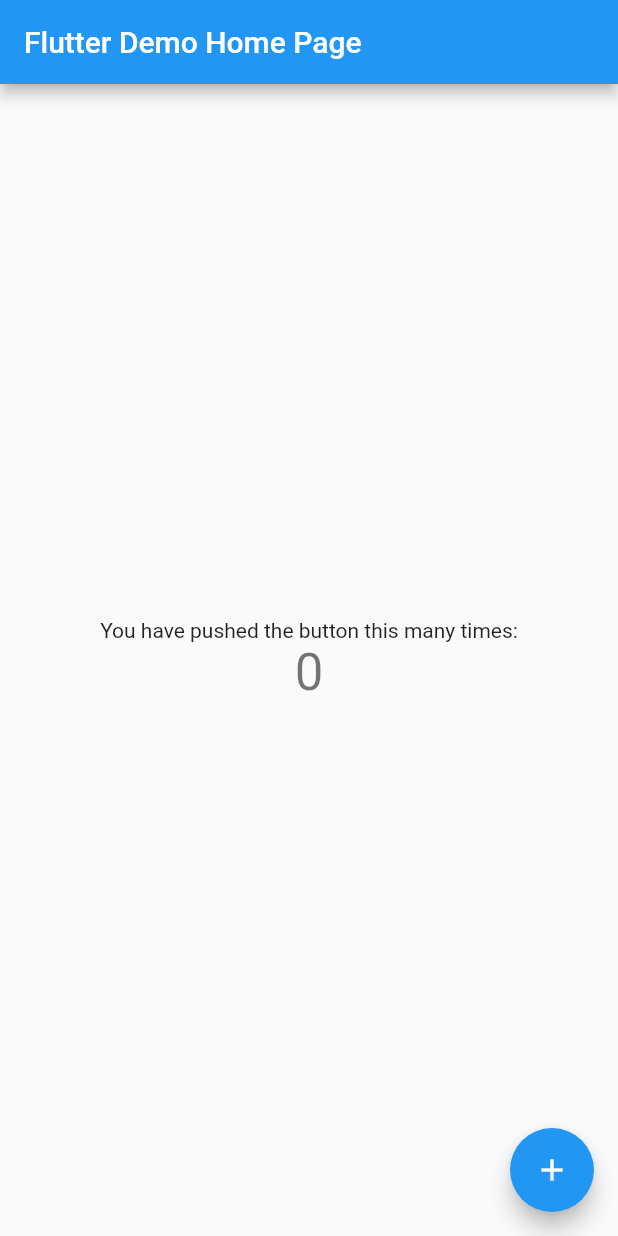
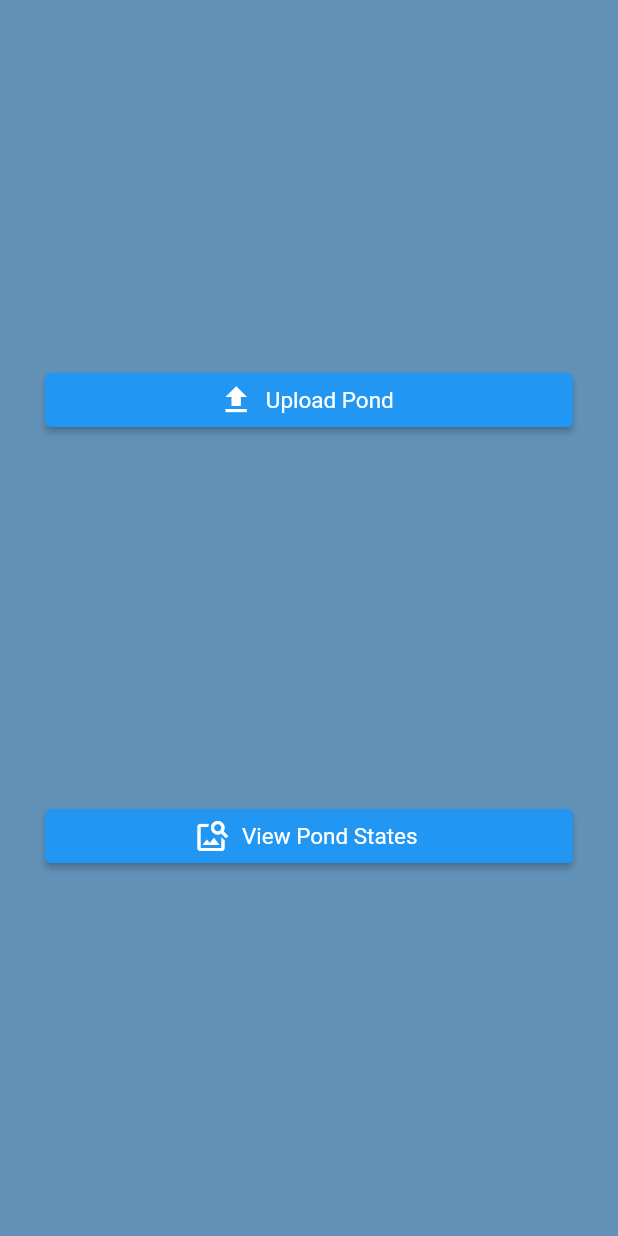
Before and after one commit to Skhendle/Projects, a Flutter app: the screen it shows after launch, on a phone screen of 412 x 824 dp. Run offline on Flutter 3.47's test engine with Material 2 defaults, Android fonts, the phone set to English and light mode, and no system bars; our stand-ins replace google_fonts.

Commit message:
completed views setup

```diff
--- /dev/null
+++ b/mms/frontend/pond/lib/home_page.dart
@@ -0,0 +1,69 @@
+import 'package:flutter/material.dart';
+import 'package:google_fonts/google_fonts.dart';
+import 'package:pond/upload_page.dart';
+import 'package:pond/view_ponds.dart';
+
+class HomePageWidget extends StatefulWidget {
+  const HomePageWidget({Key? key}) : super(key: key);
+
+  @override
+  _HomePageWidgetState createState() => _HomePageWidgetState();
+}
+
+class _HomePageWidgetState extends State<HomePageWidget> {
+  final scaffoldKey = GlobalKey<ScaffoldState>();
+
+  @override
+  Widget build(BuildContext context) {
+    return Scaffold(
+      key: scaffoldKey,
+      backgroundColor: const Color(0xCF3D77A8),
+      body: SafeArea(
+        child: GestureDetector(
+          onTap: () => FocusScope.of(context).unfocus(),
+          child: Column(
+            mainAxisSize: MainAxisSize.max,
+            mainAxisAlignment: MainAxisAlignment.spaceEvenly,
+            crossAxisAlignment: CrossAxisAlignment.stretch,
+            children: [
+              Padding(
+                  padding: const EdgeInsetsDirectional.fromSTEB(30, 0, 30, 0),
+                  child: ElevatedButton.icon(
+                    onPressed: () async {
+                      await Navigator.push(
+                        context,
+                        MaterialPageRoute(
+                          builder: (context) => UploadPageWidget(),
+                        ),
+                      );
+                    },
+                    icon: const Icon(Icons.upload),
+                    label: const Text('Upload Pond'),
+                    style: ElevatedButton.styleFrom(
+                      textStyle: const TextStyle(fontSize: 15),
+                    ),
+                  )),
+              Padding(
+                  padding: EdgeInsetsDirectional.fromSTEB(30, 0, 30, 0),
+                  child: ElevatedButton.icon(
+                    onPressed: () async {
+                      await Navigator.push(
+                        context,
+                        MaterialPageRoute(
+                          builder: (context) => ViewPondsWidget(),
+                        ),
+                      );
+                    },
+                    icon: const Icon(Icons.image_search),
+                    label: const Text('View Pond States'),
+                    style: ElevatedButton.styleFrom(
+                      textStyle: const TextStyle(fontSize: 15),
+                    ),
+                  )),
+            ],
+          ),
+        ),
+      ),
+    );
+  }
+}
--- a/mms/frontend/pond/lib/main.dart
+++ b/mms/frontend/pond/lib/main.dart
@@ -1,4 +1,6 @@
 import 'package:flutter/material.dart';
+
+import 'home_page.dart';
 
 void main() {
   runApp(const MyApp());
@@ -24,92 +26,92 @@ class MyApp extends StatelessWidget {
         // is not restarted.
         primarySwatch: Colors.blue,
       ),
-      home: const MyHomePage(title: 'Flutter Demo Home Page'),
+      home: const HomePageWidget(),
     );
   }
 }
 
-class MyHomePage extends StatefulWidget {
-  const MyHomePage({Key? key, required this.title}) : super(key: key);
+// class MyHomePage extends StatefulWidget {
+//   const MyHomePage({Key? key, required this.title}) : super(key: key);
 
-  // This widget is the home page of your application. It is stateful, meaning
-  // that it has a State object (defined below) that contains fields that affect
-  // how it looks.
+//   // This widget is the home page of your application. It is stateful, meaning
+//   // that it has a State object (defined below) that contains fields that affect
+//   // how it looks.
 
-  // This class is the configuration for the state. It holds the values (in this
-  // case the title) provided by the parent (in this case the App widget) and
-  // used by the build method of the State. Fields in a Widget subclass are
-  // always marked "final".
+//   // This class is the configuration for the state. It holds the values (in this
+//   // case the title) provided by the parent (in this case the App widget) and
+//   // used by the build method of the State. Fields in a Widget subclass are
+//   // always marked "final".
 
-  final String title;
+//   final String title;
 
-  @override
-  State<MyHomePage> createState() => _MyHomePageState();
-}
+//   @override
+//   State<MyHomePage> createState() => _MyHomePageState();
+// }
 
-class _MyHomePageState extends State<MyHomePage> {
-  int _counter = 0;
+// class _MyHomePageState extends State<MyHomePage> {
+//   int _counter = 0;
 
-  void _incrementCounter() {
-    setState(() {
-      // This call to setState tells the Flutter framework that something has
-      // changed in this State, which causes it to rerun the build method below
-      // so that the display can reflect the updated values. If we changed
-      // _counter without calling setState(), then the build method would not be
-      // called again, and so nothing would appear to happen.
-      _counter++;
-    });
-  }
+//   void _incrementCounter() {
+//     setState(() {
+//       // This call to setState tells the Flutter framework that something has
+//       // changed in this State, which causes it to rerun the build method below
+//       // so that the display can reflect the updated values. If we changed
+//       // _counter without calling setState(), then the build method would not be
+//       // called again, and so nothing would appear to happen.
+//       _counter++;
+//     });
+//   }
 
-  @override
-  Widget build(BuildContext context) {
-    // This method is rerun every time setState is called, for instance as done
-    // by the _incrementCounter method above.
-    //
-    // The Flutter framework has been optimized to make rerunning build methods
-    // fast, so that you can just rebuild anything that needs updating rather
-    // than having to individually change instances of widgets.
-    return Scaffold(
-      appBar: AppBar(
-        // Here we take the value from the MyHomePage object that was created by
-        // the App.build method, and use it to set our appbar title.
-        title: Text(widget.title),
-      ),
-      body: Center(
-        // Center is a layout widget. It takes a single child and positions it
-        // in the middle of the parent.
-        child: Column(
-          // Column is also a layout widget. It takes a list of children and
-          // arranges them vertically. By default, it sizes itself to fit its
-          // children horizontally, and tries to be as tall as its parent.
-          //
-          // Invoke "debug painting" (press "p" in the console, choose the
-          // "Toggle Debug Paint" action from the Flutter Inspector in Android
-          // Studio, or the "Toggle Debug Paint" command in Visual Studio Code)
-          // to see the wireframe for each widget.
-          //
-          // Column has various properties to control how it sizes itself and
-          // how it positions its children. Here we use mainAxisAlignment to
-          // center the children vertically; the main axis here is the vertical
-          // axis because Columns are vertical (the cross axis would be
-          // horizontal).
-          mainAxisAlignment: MainAxisAlignment.center,
-          children: <Widget>[
-            const Text(
-              'You have pushed the button this many times:',
-            ),
-            Text(
-              '$_counter',
-              style: Theme.of(context).textTheme.headline4,
-            ),
-          ],
-        ),
-      ),
-      floatingActionButton: FloatingActionButton(
-        onPressed: _incrementCounter,
-        tooltip: 'Increment',
-        child: const Icon(Icons.add),
-      ), // This trailing comma makes auto-formatting nicer for build methods.
-    );
-  }
-}
+//   @override
+//   Widget build(BuildContext context) {
+//     // This method is rerun every time setState is called, for instance as done
+//     // by the _incrementCounter method above.
+//     //
+//     // The Flutter framework has been optimized to make rerunning build methods
+//     // fast, so that you can just rebuild anything that needs updating rather
+//     // than having to individually change instances of widgets.
+//     return Scaffold(
+//       appBar: AppBar(
+//         // Here we take the value from the MyHomePage object that was created by
+//         // the App.build method, and use it to set our appbar title.
+//         title: Text(widget.title),
+//       ),
+//       body: Center(
+//         // Center is a layout widget. It takes a single child and positions it
+//         // in the middle of the parent.
+//         child: Column(
+//           // Column is also a layout widget. It takes a list of children and
+//           // arranges them vertically. By default, it sizes itself to fit its
+//           // children horizontally, and tries to be as tall as its parent.
+//           //
+//           // Invoke "debug painting" (press "p" in the console, choose the
+//           // "Toggle Debug Paint" action from the Flutter Inspector in Android
+//           // Studio, or the "Toggle Debug Paint" command in Visual Studio Code)
+//           // to see the wireframe for each widget.
+//           //
+//           // Column has various properties to control how it sizes itself and
+//           // how it positions its children. Here we use mainAxisAlignment to
+//           // center the children vertically; the main axis here is the vertical
+//           // axis because Columns are vertical (the cross axis would be
+//           // horizontal).
+//           mainAxisAlignment: MainAxisAlignment.center,
+//           children: <Widget>[
+//             const Text(
+//               'You have pushed the button this many times:',
+//             ),
+//             Text(
+//               '$_counter',
+//               style: Theme.of(context).textTheme.headline4,
+//             ),
+//           ],
+//         ),
+//       ),
+//       floatingActionButton: FloatingActionButton(
+//         onPressed: _incrementCounter,
+//         tooltip: 'Increment',
+//         child: const Icon(Icons.add),
+//       ), // This trailing comma makes auto-formatting nicer for build methods.
+//     );
+//   }
+// }
```
Also changed, not shown: mms/frontend/pond/lib/upload_page.dart (added, +124 -0 lines), mms/frontend/pond/lib/view_ponds.dart (added, +131 -0 lines), mms/frontend/pond/pubspec.yaml (+12 -0 lines), mms/frontend/pond/pubspec.lock, 2 other files.
